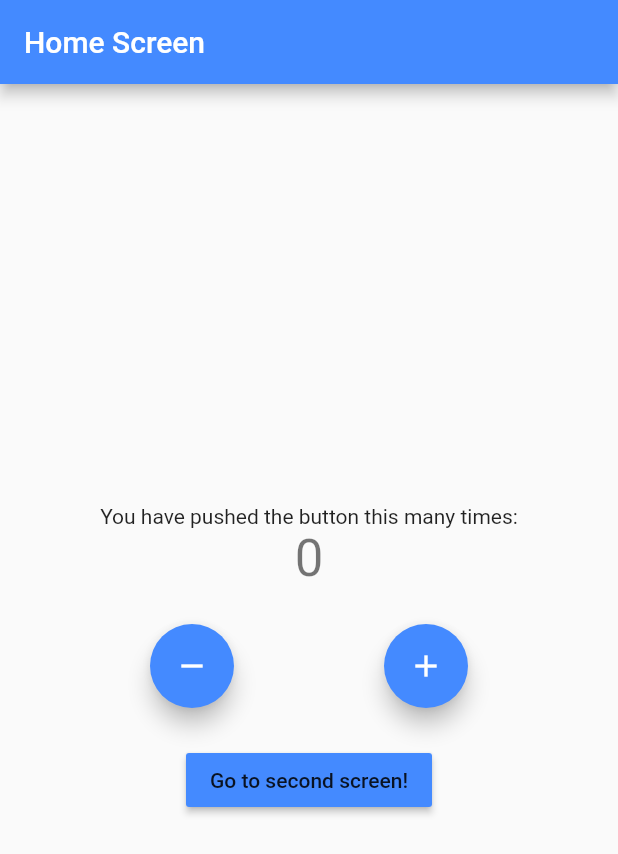
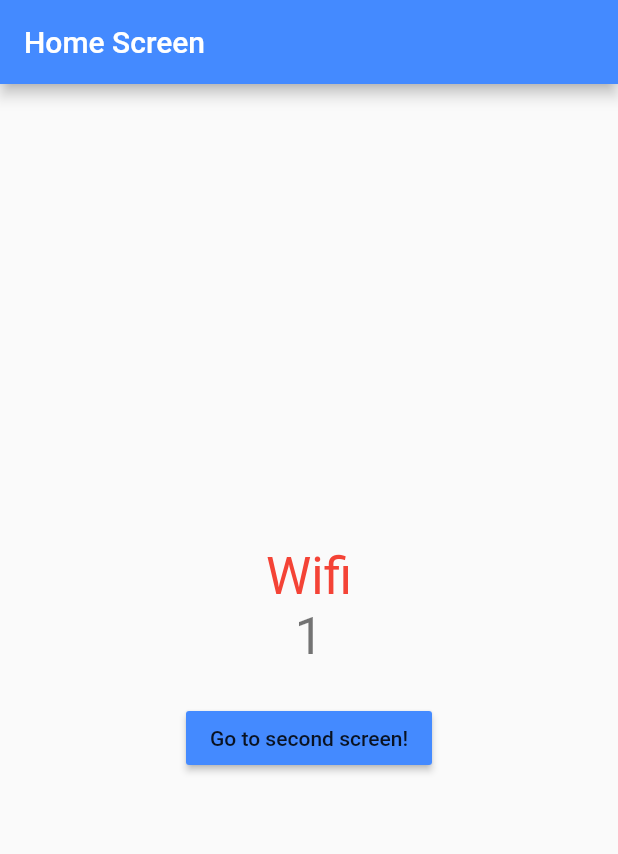
Before and after one commit to chingon1984/flutter_bloc_tutorial, a Flutter app: the screen it shows after launch, on a phone screen of 412 x 824 dp. Shown: the top 854 px of the screen. Run offline on Flutter 3.47's test engine with Material 2 defaults, Android fonts, the phone set to English and light mode, and no system bars; our stand-ins replace bloc, connectivity_plus, equatable, flutter_bloc.

Commit message:
counter value will change dependant on internet connectivity

```diff
--- a/lib/business_logic/cubit/counter_cubit.dart
+++ b/lib/business_logic/cubit/counter_cubit.dart
@@ -1,10 +1,34 @@
+import 'dart:async';
+
+import 'package:bloc_tutorial/constants/enum.dart';
 import 'package:equatable/equatable.dart';
 import 'package:flutter_bloc/flutter_bloc.dart';
+
+import 'internet_cubit.dart';
 
 part 'counter_state.dart';
 
 class CounterCubit extends Cubit<CounterState> {
-  CounterCubit() : super(const CounterState(counterValue: 0));
+  final InternetCubit internetCubit;
+  late StreamSubscription internetStreamSubscription;
+
+  CounterCubit(this.internetCubit) : super(const CounterState(counterValue: 0)) {
+    _monitorInternetCubit();
+  }
+
+  void _monitorInternetCubit() {
+    internetStreamSubscription = internetCubit.stream.listen((internetState) {
+      if (internetState is InternetConnected && internetState.connectionType == ConnectionType.wifi) {
+        increment();
+        return;
+      }
+
+      if(internetState is InternetConnected && internetState.connectionType == ConnectionType.mobile) {
+        decrement();
+        return;
+      }
+    });
+  }
 
   void increment() => emit(
       CounterState(counterValue: state.counterValue + 1, wasIncremented: true));
--- /dev/null
+++ b/lib/business_logic/cubit/internet_cubit.dart
@@ -0,0 +1,40 @@
+import 'dart:async';
+import 'package:bloc/bloc.dart';
+import 'package:bloc_tutorial/constants/enum.dart';
+import 'package:connectivity_plus/connectivity_plus.dart';
+import 'package:meta/meta.dart';
+part 'internet_state.dart';
+
+class InternetCubit extends Cubit<InternetState> {
+  final Connectivity connectivity;
+  late StreamSubscription connectivityStreamSubscription;
+
+  InternetCubit(this.connectivity) : super(InternetLoading()) {
+    _monitorConnection();
+  }
+
+  void _monitorConnection() {
+    connectivityStreamSubscription =
+        connectivity.onConnectivityChanged.listen((connectivityResult) {
+      if (connectivityResult == ConnectivityResult.mobile) {
+        emitInternetConnected(ConnectionType.mobile);
+        return;
+      }
+
+      if (connectivityResult == ConnectivityResult.wifi) {
+        emitInternetConnected(ConnectionType.wifi);
+        return;
+      }
+
+      if (connectivityResult == ConnectivityResult.none) {
+        emitInternetDisconnected();
+        return;
+      }
+    });
+  }
+
+  void emitInternetConnected(ConnectionType connectionType) =>
+      emit(InternetConnected(connectionType));
+
+  void emitInternetDisconnected() => emit(InternetDisconnected());
+}
--- /dev/null
+++ b/lib/business_logic/cubit/internet_state.dart
@@ -0,0 +1,14 @@
+part of 'internet_cubit.dart';
+
+@immutable
+abstract class InternetState {}
+
+class InternetLoading extends InternetState {}
+
+class InternetConnected extends InternetState{
+  final ConnectionType connectionType;
+
+  InternetConnected(this.connectionType);
+}
+
+class InternetDisconnected extends InternetState{}
--- /dev/null
+++ b/lib/constants/enum.dart
@@ -0,0 +1,4 @@
+enum ConnectionType{
+  wifi,
+  mobile,
+}
--- a/lib/main.dart
+++ b/lib/main.dart
@@ -1,22 +1,39 @@
 import 'package:bloc_tutorial/business_logic/cubit/counter_cubit.dart';
 import 'package:bloc_tutorial/ui/router/app_router.dart';
+import 'package:connectivity_plus/connectivity_plus.dart';
 import 'package:flutter/material.dart';
 import 'package:flutter_bloc/flutter_bloc.dart';
 
+import 'business_logic/cubit/internet_cubit.dart';
+
 void main() {
-  runApp(MyApp());
+  runApp(
+      MyApp(
+          AppRouter(),
+          Connectivity()
+      )
+  );
 }
 
 class MyApp extends StatelessWidget {
-  MyApp({super.key});
+  final AppRouter _appRouter;
+  final Connectivity _connectivity;
 
-  final AppRouter _appRouter = AppRouter();
+  const MyApp(this._appRouter, this._connectivity, {super.key});
+
 
   @override
   Widget build(BuildContext context) {
     // provided Counter Cubit globally
-    return BlocProvider<CounterCubit>(
-      create: (context) => CounterCubit(),
+    return MultiBlocProvider(
+      providers: [
+        BlocProvider<InternetCubit>(
+          create: (context) => InternetCubit(_connectivity),
+        ),
+        BlocProvider<CounterCubit>(
+          create: (context) => CounterCubit(BlocProvider.of<InternetCubit>(context)),
+        )
+      ],
       child: MaterialApp(
         title: 'Flutter Demo',
         theme: ThemeData(
--- a/lib/ui/screens/home_screen.dart
+++ b/lib/ui/screens/home_screen.dart
@@ -1,3 +1,5 @@
+import 'package:bloc_tutorial/business_logic/cubit/internet_cubit.dart';
+import 'package:bloc_tutorial/constants/enum.dart';
 import 'package:flutter/material.dart';
 import 'package:flutter_bloc/flutter_bloc.dart';
 
@@ -10,10 +12,8 @@ class HomeScreen extends StatelessWidget {
   final String title;
   final Color color;
 
-
   @override
   Widget build(BuildContext context) {
-    print('inside build');
     return Scaffold(
       appBar: AppBar(
         title: Text(title),
@@ -23,9 +23,27 @@ class HomeScreen extends StatelessWidget {
         child: Column(
           mainAxisAlignment: MainAxisAlignment.center,
           children: <Widget>[
-            const Text(
-              'You have pushed the button this many times:',
-            ),
+            BlocBuilder<InternetCubit, InternetState>(
+                builder: (context, state) {
+              if (state is InternetConnected && state.connectionType == ConnectionType.wifi) {
+                return Text(
+                    'Wifi',
+                    style: Theme.of(context).textTheme.headlineMedium?.copyWith(color: Colors.red),
+                );
+              }
+
+              if(state is InternetConnected && state.connectionType == ConnectionType.mobile) {
+                return Text(
+                  'Mobile',
+                  style: Theme.of(context).textTheme.headlineMedium?.copyWith(color: Colors.green),
+                );
+              }
+
+              return Text(
+                'Disconnected',
+                style: Theme.of(context).textTheme.headlineMedium?.copyWith(color: Colors.grey),
+              );
+            }),
             BlocConsumer<CounterCubit, CounterState>(
               listener: (newContext, state) {
                 if (state.wasIncremented!) {
@@ -45,40 +63,11 @@ class HomeScreen extends StatelessWidget {
                 }
               },
               builder: (context, state) {
-                print('inside builder');
                 return Text(
                   '${state.counterValue}',
                   style: Theme.of(context).textTheme.headlineMedium,
                 );
               },
-            ),
-            const SizedBox(
-              height: 24,
-            ),
-            Row(
-              mainAxisAlignment: MainAxisAlignment.spaceEvenly,
-              children: [
-                FloatingActionButton(
-                  backgroundColor: color,
-                  heroTag: Text(title),
-                  onPressed: () {
-                    BlocProvider.of<CounterCubit>(context).decrement();
-                    // context.bloc<CounterCubit>().decrement();
-                  },
-                  tooltip: 'Decrement',
-                  child: const Icon(Icons.remove),
-                ),
-                FloatingActionButton(
-                  backgroundColor: color,
-                  heroTag: Text('$title #2'),
-                  onPressed: () {
-                    BlocProvider.of<CounterCubit>(context).increment();
-                    // context.bloc<CounterCubit>().increment();
-                  },
-                  tooltip: 'Increment',
-                  child: const Icon(Icons.add),
-                ),
-              ],
             ),
             const SizedBox(
               height: 24,
--- a/pubspec.yaml
+++ b/pubspec.yaml
@@ -38,6 +38,9 @@ dependencies:
   flutter_bloc: ^8.1.2
   bloc_test: ^9.1.1
   equatable: ^2.0.5
+  connectivity_plus: ^3.0.6
+  bloc: ^8.1.1
+  meta: ^1.8.0
 
 dev_dependencies:
   flutter_test:
```
Also changed, not shown: pubspec.lock, 1 other file.
